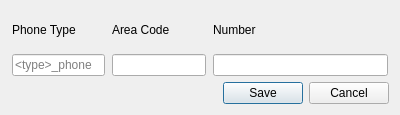
Qt form ui/phoneEdit.ui (0xrutvij/sqlGUI) before a commit.
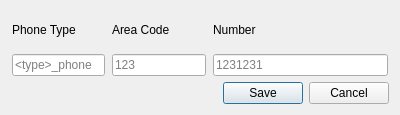
The same form after that commit.

```diff
--- a/ui/phoneEdit.ui
+++ b/ui/phoneEdit.ui
@@ -99,6 +99,9 @@
            <height>22</height>
           </size>
          </property>
+         <property name="placeholderText">
+          <string>123</string>
+         </property>
         </widget>
        </item>
       </layout>
@@ -132,6 +135,9 @@
            <height>22</height>
           </size>
          </property>
+         <property name="placeholderText">
+          <string>1231231</string>
+         </property>
         </widget>
        </item>
       </layout>
```
